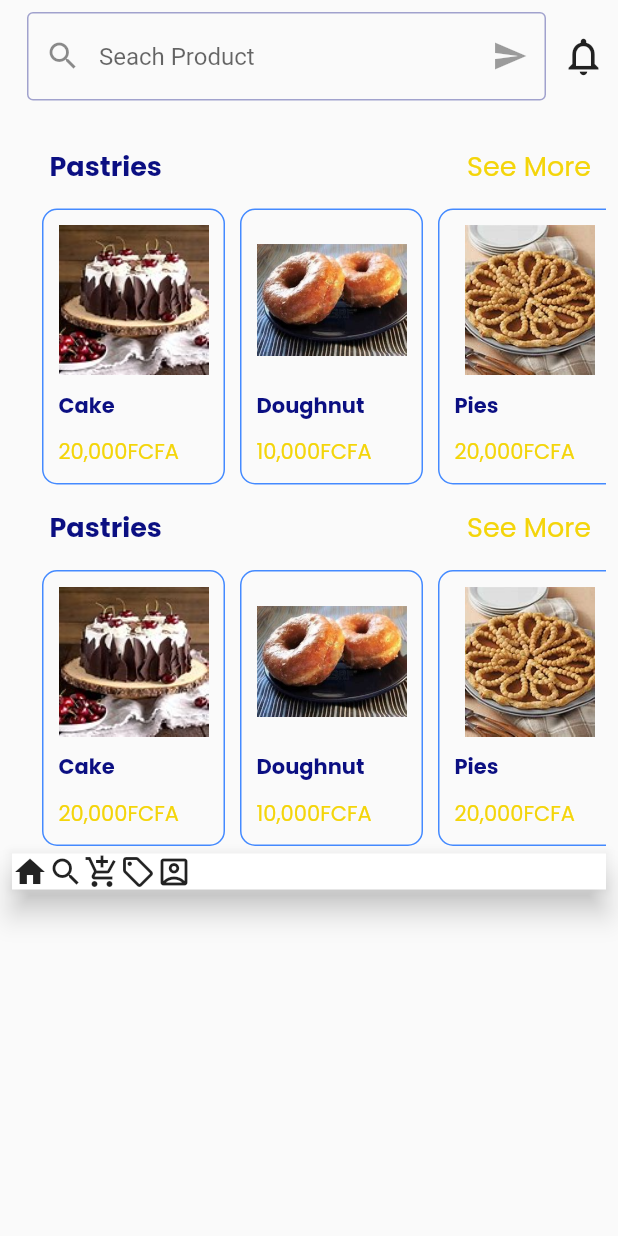
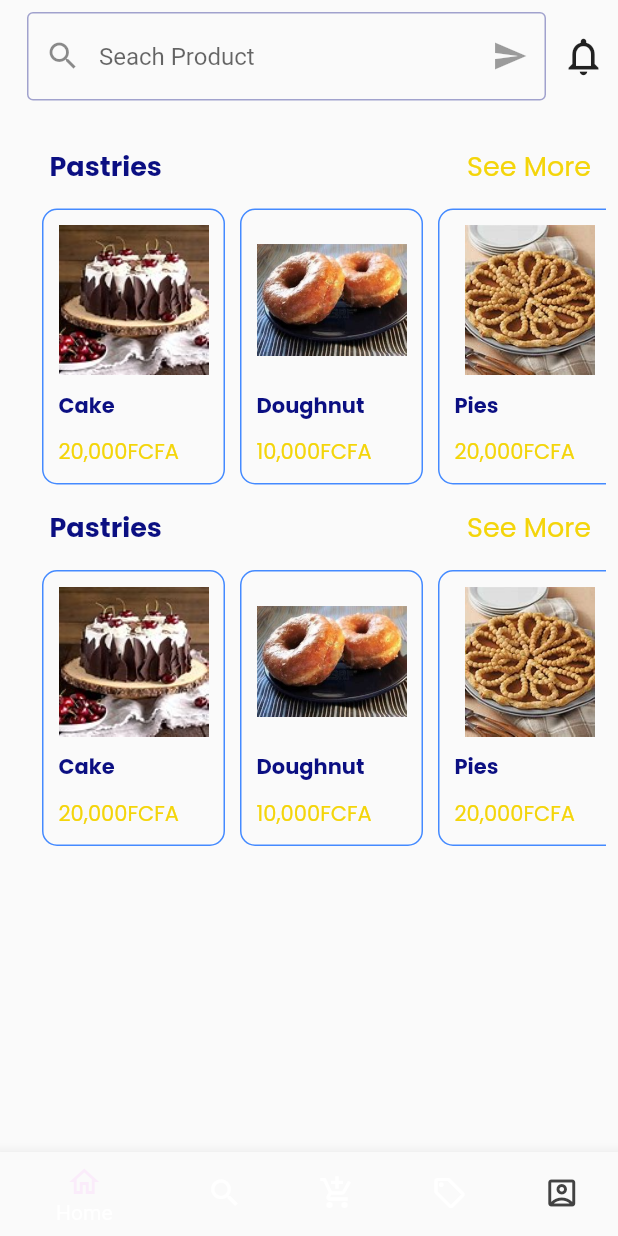
Before and after one commit to Desmond95/Intern_flutter, a Flutter app: the HomePage screen opened by its route, on a phone screen of 412 x 824 dp. Run offline on Flutter 3.47's test engine with Material 2 defaults, Android fonts, the phone set to English and light mode, and no system bars; our stand-ins replace carousel_slider.

Commit message:
bottom navigation bar

```diff
--- a/lib/screens/home_screen.dart
+++ b/lib/screens/home_screen.dart
@@ -3,6 +3,7 @@ import 'package:fast_shop/components/card_article.dart';
 import 'package:fast_shop/components/carousel_slider.dart';
 import 'package:fast_shop/components/constants.dart';
 import 'package:fast_shop/components/inputfield.dart';
+//import 'package:fast_shop/components/navigation_bar.dart';
 import 'package:flutter/material.dart';
 
 class HomePage extends StatefulWidget {
@@ -139,7 +140,7 @@ class _HomePageState extends State<HomePage> {
                             Text(
                               'See More',
                               style: kLabelTextStyleYellow,
-                            )
+                            ),
                           ],
                         ),
                       ),
@@ -203,22 +204,67 @@ class _HomePageState extends State<HomePage> {
                     ],
                   ),
                 ),
-                BottomAppBar(
-                  child: Row(
-                    children: [
-                      Icon(Icons.home),
-                      Icon(Icons.search),
-                      Icon(
-                        Icons.add_shopping_cart,
-                      ),
-                      Icon(Icons.local_offer_outlined),
-                      Icon(Icons.account_box_outlined)
-                    ],
-                  ),
-                ),
+                // NavigationBar(),
               ],
             ),
           ),
+        ),
+        bottomNavigationBar: BottomNavigationBar(
+          items: <BottomNavigationBarItem>[
+            BottomNavigationBarItem(
+              icon: Icon(
+                Icons.home_outlined,
+              ),
+              activeIcon: Icon(
+                Icons.home_outlined,
+                color: Color(0xFF40BFF),
+              ),
+              label: 'Home',
+            ),
+            BottomNavigationBarItem(
+              icon: Icon(
+                Icons.search,
+              ),
+              activeIcon: Icon(
+                Icons.search,
+                color: Color(0xFF40BFF),
+              ),
+              label: 'Search',
+            ),
+            BottomNavigationBarItem(
+              icon: Icon(
+                Icons.add_shopping_cart,
+              ),
+              activeIcon: Icon(
+                Icons.add_shopping_cart,
+                color: Color(0xFF40BFFF),
+              ),
+              label: 'Card',
+            ),
+            BottomNavigationBarItem(
+              icon: Icon(
+                Icons.local_offer_outlined,
+
+              ),
+              activeIcon: Icon(
+                Icons.local_offer_outlined,
+                color: Color(0xFF40BFFF),
+              ),
+              label: 'Card',
+            ),
+            BottomNavigationBarItem(
+              icon: Icon(
+                Icons.account_box_outlined,
+                color: Colors.grey.shade800,
+              ),
+              activeIcon: Icon(
+                Icons.account_box_outlined,
+                color: Color(0xFF40BFFF),
+              ),
+              label: 'Account',
+              //activeIcon:
+            ),
+          ],
         ),
       ),
     );
```
